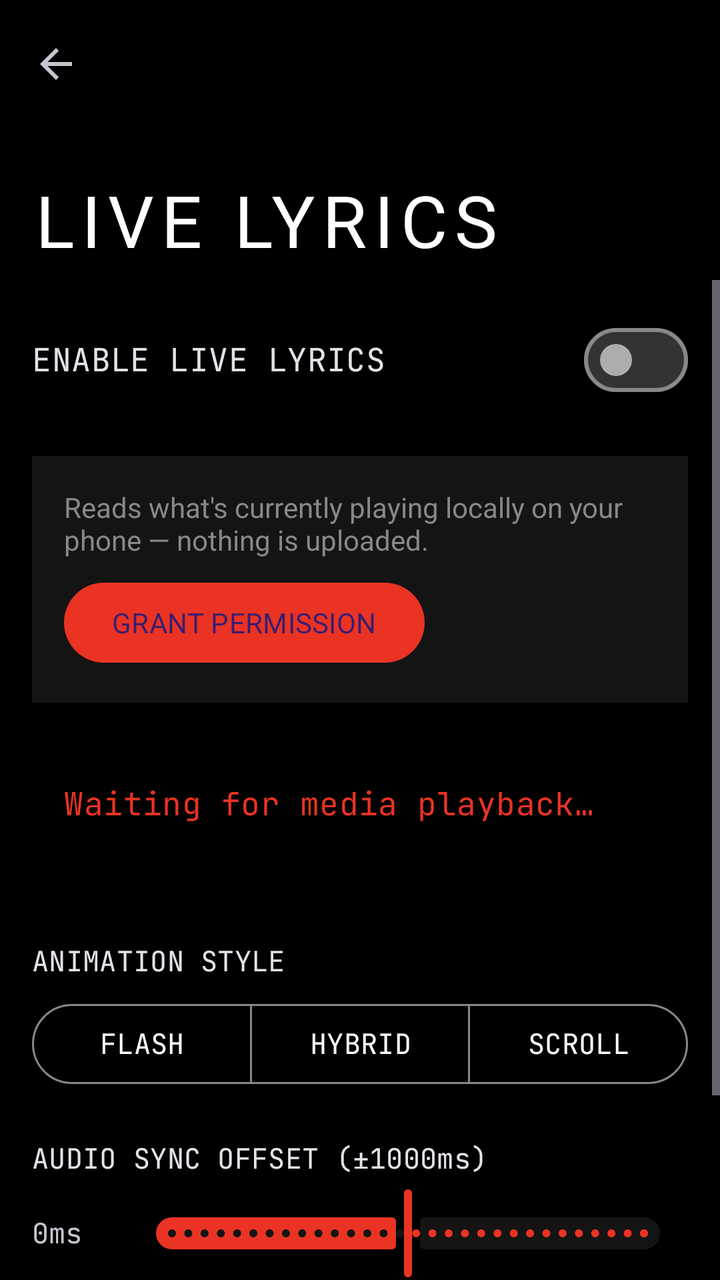
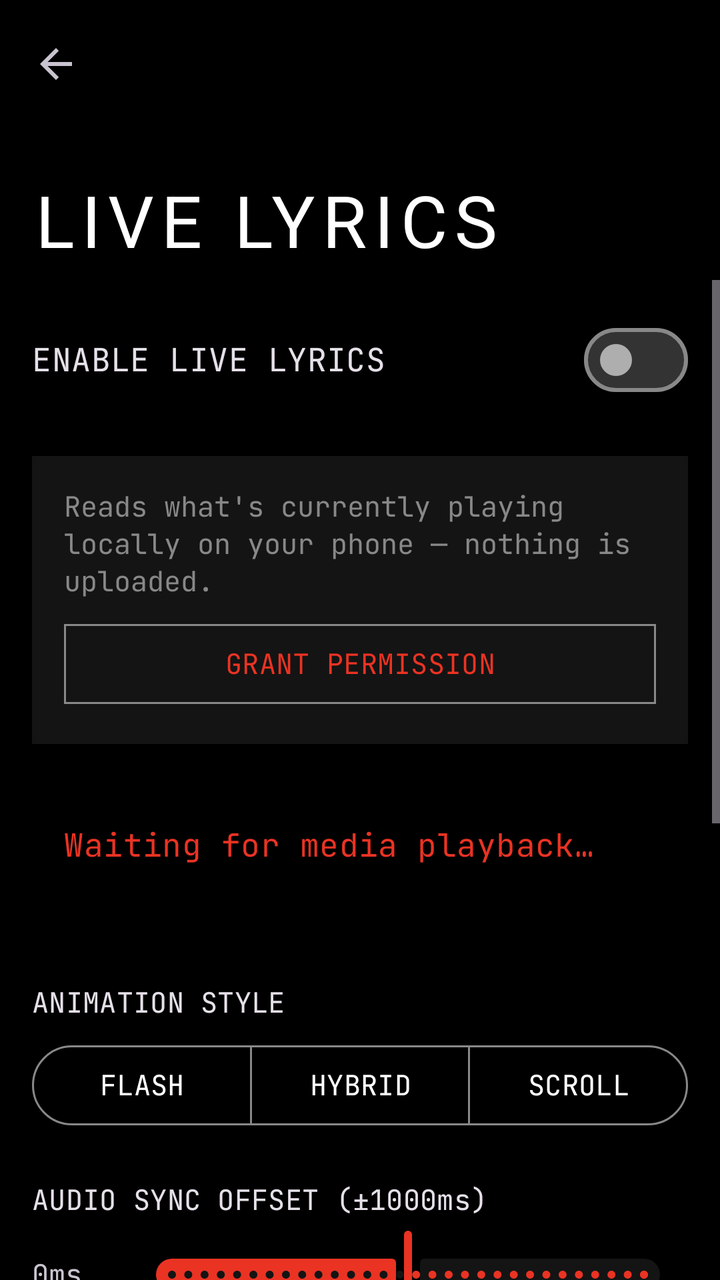

The first picture is an Android layout as it rendered before a commit; the second is the same layout after the commit. The layout source and the unified diff follow.
<!-- AndroidManifest.xml: activity theme Theme.OdysseyGlyph -->
<!-- res/layout/activity_live_lyrics.xml -->
<?xml version="1.0" encoding="utf-8"?>
<androidx.coordinatorlayout.widget.CoordinatorLayout 
    xmlns:android="http://schemas.android.com/apk/res/android"
    xmlns:app="http://schemas.android.com/apk/res-auto"
    android:layout_width="match_parent"
    android:layout_height="match_parent"
    android:background="?android:attr/colorBackground"
    android:fitsSystemWindows="true">

    <com.google.android.material.appbar.AppBarLayout
        android:layout_width="match_parent"
        android:layout_height="140dp"
        android:background="?android:attr/colorBackground"
        android:fitsSystemWindows="true">

        <com.google.android.material.appbar.CollapsingToolbarLayout
            android:layout_width="match_parent"
            android:layout_height="match_parent"
            app:layout_scrollFlags="scroll|exitUntilCollapsed"
            app:collapsedTitleTextAppearance="@style/TextAppearance.Odyssey.CollapsedTitle"
            app:expandedTitleTextAppearance="@style/TextAppearance.Odyssey.ExpandedTitle"
            app:collapsedTitleTextColor="?attr/colorOnSurface"
            app:expandedTitleTextColor="?attr/colorOnSurface"
            app:title="LIVE LYRICS">

            <com.google.android.material.appbar.MaterialToolbar
                android:id="@+id/toolbar"
                android:layout_width="match_parent"
                android:layout_height="?attr/actionBarSize"
                app:navigationIcon="?attr/homeAsUpIndicator"
                app:layout_collapseMode="pin" />
        </com.google.android.material.appbar.CollapsingToolbarLayout>
    </com.google.android.material.appbar.AppBarLayout>

    <ScrollView
        android:id="@+id/scrollView"
        android:layout_width="match_parent"
        android:layout_height="match_parent"
        app:layout_behavior="@string/appbar_scrolling_view_behavior">

        <LinearLayout
            android:layout_width="match_parent"
            android:layout_height="wrap_content"
            android:orientation="vertical"
            android:padding="@dimen/spacing_medium">

            
            <com.google.android.material.materialswitch.MaterialSwitch
                android:id="@+id/switchMaster"
                android:layout_width="match_parent"
                android:layout_height="wrap_content"
                android:text="ENABLE LIVE LYRICS"
                android:fontFamily="@font/jetbrains_mono"
                android:textAppearance="?attr/textAppearanceTitleMedium"
                android:layout_marginBottom="@dimen/spacing_large" />
                
            <LinearLayout
                android:id="@+id/optionsContainer"
                android:layout_width="match_parent"
                android:layout_height="wrap_content"
                android:orientation="vertical">

            
            <LinearLayout
                android:id="@+id/permissionCard"
                android:layout_width="match_parent"
                android:layout_height="wrap_content"
                android:orientation="vertical"
                android:background="?attr/colorSurfaceVariant"
                android:padding="@dimen/spacing_medium"
                android:layout_marginBottom="@dimen/spacing_large">
                
                <TextView
                    android:layout_width="match_parent"
                    android:layout_height="wrap_content"
                    android:text="Reads what's currently playing locally on your phone — nothing is uploaded."
                    android:textColor="?attr/colorOnSurfaceVariant"
                    android:layout_marginBottom="@dimen/spacing_small" />
                    
                <com.google.android.material.button.MaterialButton
                    android:id="@+id/btnGrantPermission"
                    android:layout_width="wrap_content"
                    android:layout_height="wrap_content"
                    android:text="GRANT PERMISSION" />
            </LinearLayout>

            
            <LinearLayout
                android:layout_width="match_parent"
                android:layout_height="wrap_content"
                android:orientation="vertical"
                android:padding="@dimen/spacing_medium"
                android:layout_marginBottom="@dimen/spacing_large">
                
                <ImageView
                    android:id="@+id/ivAlbumArt"
                    android:layout_width="120dp"
                    android:layout_height="120dp"
                    android:layout_gravity="center_horizontal"
                    android:layout_marginBottom="@dimen/spacing_medium"
                    android:scaleType="centerCrop"
                    android:background="#333333"
                    android:visibility="gone" />

                <TextView
                    android:id="@+id/tvStatus"
                    android:layout_width="match_parent"
                    android:layout_height="wrap_content"
                    android:text="Waiting for media playback…"
                    android:fontFamily="@font/jetbrains_mono"
                    android:textAppearance="?attr/textAppearanceTitleMedium"
                    android:textColor="?attr/colorPrimary" />
                    
                <TextView
                    android:id="@+id/tvTrackInfo"
                    android:layout_width="match_parent"
                    android:layout_height="wrap_content"
                    android:text=""
                    android:fontFamily="@font/jetbrains_mono"
                    android:textColor="?attr/colorOnSurfaceVariant" />
            </LinearLayout>

            
            <TextView
                android:layout_width="wrap_content"
                android:layout_height="wrap_content"
                android:text="ANIMATION STYLE"
                android:fontFamily="@font/jetbrains_mono"
                android:textAppearance="?attr/textAppearanceLabelLarge"
                android:layout_marginBottom="@dimen/spacing_small" />

            <com.google.android.material.button.MaterialButtonToggleGroup
                android:id="@+id/toggleAnimation"
                android:layout_width="match_parent"
                android:layout_height="wrap_content"
                app:singleSelection="true"
                app:selectionRequired="true"
                android:layout_marginBottom="@dimen/spacing_large">

                <com.google.android.material.button.MaterialButton
                    android:id="@+id/btnAnimFlash"
                    style="?attr/materialButtonOutlinedStyle"
                    android:layout_width="0dp"
                    android:layout_height="wrap_content"
                    android:layout_weight="1"
                    android:text="FLASH"
                    android:fontFamily="@font/jetbrains_mono" />

                <com.google.android.material.button.MaterialButton
                    android:id="@+id/btnAnimHybrid"
                    style="?attr/materialButtonOutlinedStyle"
                    android:layout_width="0dp"
                    android:layout_height="wrap_content"
                    android:layout_weight="1"
                    android:text="HYBRID"
                    android:fontFamily="@font/jetbrains_mono" />

                <com.google.android.material.button.MaterialButton
                    android:id="@+id/btnAnimScroll"
                    style="?attr/materialButtonOutlinedStyle"
                    android:layout_width="0dp"
                    android:layout_height="wrap_content"
                    android:layout_weight="1"
                    android:text="SCROLL"
                    android:fontFamily="@font/jetbrains_mono" />
            </com.google.android.material.button.MaterialButtonToggleGroup>

            
            <TextView
                android:layout_width="wrap_content"
                android:layout_height="wrap_content"
                android:text="AUDIO SYNC OFFSET (±1000ms)"
                android:fontFamily="@font/jetbrains_mono"
                android:textAppearance="?attr/textAppearanceLabelLarge"
                android:layout_marginBottom="4dp" />
                
            <LinearLayout
                android:layout_width="match_parent"
                android:layout_height="wrap_content"
                android:orientation="horizontal"
                android:gravity="center_vertical"
                android:layout_marginBottom="@dimen/spacing_large">
                
                <TextView
                    android:id="@+id/tvSyncOffset"
                    android:layout_width="48dp"
                    android:layout_height="wrap_content"
                    android:text="0ms"
                    android:fontFamily="@font/jetbrains_mono"
                    android:textAlignment="center" />
                    
                <com.google.android.material.slider.Slider
                    android:id="@+id/sliderSync"
                    android:layout_width="0dp"
                    android:layout_height="wrap_content"
                    android:layout_weight="1"
                    android:valueFrom="-1000.0"
                    android:valueTo="1000.0"
                    android:stepSize="50.0"
                    android:value="0.0" />
            </LinearLayout>

            
            <TextView
                android:layout_width="wrap_content"
                android:layout_height="wrap_content"
                android:text="TYPOGRAPHY"
                android:fontFamily="@font/jetbrains_mono"
                android:textAppearance="?attr/textAppearanceLabelLarge"
                android:layout_marginBottom="@dimen/spacing_small" />

            <com.google.android.material.button.MaterialButtonToggleGroup
                android:id="@+id/toggleTypography"
                android:layout_width="match_parent"
                android:layout_height="wrap_content"
                app:singleSelection="true"
                app:selectionRequired="true"
                android:layout_marginBottom="@dimen/spacing_large">

                <com.google.android.material.button.MaterialButton
                    android:id="@+id/btnSmooth"
                    style="?attr/materialButtonOutlinedStyle"
                    android:layout_width="0dp"
                    android:layout_height="wrap_content"
                    android:layout_weight="1"
                    android:text="SMOOTH"
                    android:fontFamily="@font/jetbrains_mono" />

                <com.google.android.material.button.MaterialButton
                    android:id="@+id/btnBlocky"
                    style="?attr/materialButtonOutlinedStyle"
                    android:layout_width="0dp"
                    android:layout_height="wrap_content"
                    android:layout_weight="1"
                    android:text="BLOCKY"
                    android:fontFamily="@font/jetbrains_mono" />

                <com.google.android.material.button.MaterialButton
                    android:id="@+id/btnPixel"
                    style="?attr/materialButtonOutlinedStyle"
                    android:layout_width="0dp"
                    android:layout_height="wrap_content"
                    android:layout_weight="1"
                    android:text="PIXEL"
                    android:fontFamily="@font/jetbrains_mono" />
            </com.google.android.material.button.MaterialButtonToggleGroup>
            
            <com.google.android.material.button.MaterialButton
                android:id="@+id/btnOpenManager"
                style="@style/Widget.Material3.Button.OutlinedButton"
                android:layout_width="match_parent"
                android:layout_height="wrap_content"
                android:text="OPEN GLYPH TOYS MANAGER"
                android:fontFamily="@font/jetbrains_mono"
                app:cornerRadius="0dp"
                android:paddingVertical="12dp"
                android:layout_marginBottom="@dimen/spacing_large" />
                
            
            <Space
                android:layout_width="match_parent"
                android:layout_height="100dp" />
            
            </LinearLayout>
        </LinearLayout>
    </ScrollView>
</androidx.coordinatorlayout.widget.CoordinatorLayout>
<!-- resources referenced by this layout -->
<resources>
  <dimen name="spacing_large">24dp</dimen>
  <dimen name="spacing_medium">16dp</dimen>
  <dimen name="spacing_small">8dp</dimen>
  <style name="TextAppearance.Odyssey.CollapsedTitle" parent="TextAppearance.Material3.TitleLarge">
          <item name="android:fontFamily">@font/ndot57</item>
          <item name="android:textSize">28sp</item>
          <item name="android:letterSpacing">0.1</item>
      </style>
  <style name="TextAppearance.Odyssey.ExpandedTitle" parent="TextAppearance.Material3.DisplayMedium">
          <item name="android:fontFamily">@font/ndot57</item>
          <item name="android:textSize">36sp</item>
          <item name="android:letterSpacing">0.1</item>
      </style>
  <style name="Theme.OdysseyGlyph" parent="Theme.Material3.Dark.NoActionBar">
          
          <item name="colorPrimary">@color/colorPrimary</item>
          <item name="colorSecondary">@color/colorSecondary</item>
          <item name="colorTertiary">@color/colorSurfaceVariant</item>
          <item name="colorSurface">@color/colorSurface</item>
          <item name="colorSurfaceVariant">@color/colorSurfaceVariant</item>
          <item name="android:colorBackground">@color/colorBackground</item>
          <item name="colorOnSurface">@color/colorOnSurface</item>
          <item name="colorOnSurfaceVariant">@color/colorOnSurfaceVariant</item>
          <item name="colorError">@color/colorError</item>
          
          
          <item name="colorPrimaryContainer">@color/colorPrimary</item>
          <item name="colorOnPrimaryContainer">@color/colorBackground</item>
          <item name="colorSecondaryContainer">@color/colorSurfaceVariant</item>
          <item name="colorOnSecondaryContainer">@color/colorOnSurface</item>
          <item name="colorTertiaryContainer">@color/colorSurfaceVariant</item>
          <item name="colorOutline">@color/colorOnSurfaceVariant</item>
          
          
          <item name="android:statusBarColor">@android:color/transparent</item>
          <item name="android:navigationBarColor">@android:color/transparent</item>
          
          
          <item name="shapeAppearanceSmallComponent">@style/ShapeAppearance.Odyssey.Sharp</item>
          <item name="shapeAppearanceMediumComponent">@style/ShapeAppearance.Odyssey.Sharp</item>
          <item name="shapeAppearanceLargeComponent">@style/ShapeAppearance.Odyssey.Sharp</item>
          
          
          <item name="android:fontFamily">sans-serif</item>
          
          <item name="materialSwitchStyle">@style/Widget.Odyssey.MaterialSwitch</item>
      </style>
  <color name="colorPrimary">#EA3323</color>
  <color name="colorSecondary">#FFFFFF</color>
  <color name="colorSurfaceVariant">#141414</color>
  <color name="colorSurface">#0A0A0A</color>
  <color name="colorBackground">#000000</color>
  <color name="colorOnSurface">#FFFFFF</color>
  <color name="colorOnSurfaceVariant">#888888</color>
  <color name="colorError">#EA3323</color>
  <style name="ShapeAppearance.Odyssey.Sharp" parent="ShapeAppearance.Material3.SmallComponent">
          <item name="cornerFamily">rounded</item>
          <item name="cornerSize">2dp</item>
      </style>
  <style name="Widget.Odyssey.MaterialSwitch" parent="Widget.Material3.CompoundButton.MaterialSwitch">
          <item name="trackTint">@color/switch_track_selector</item>
          <item name="thumbTint">@color/switch_thumb_selector</item>
          <item name="thumbIcon">@empty</item>
      </style>
</resources>

<!-- the commit's change to res/layout/activity_live_lyrics.xml (unified diff, before → after) -->
@@ -74,13 +74,17 @@
                     android:layout_width="match_parent"
                     android:layout_height="wrap_content"
                     android:text="Reads what's currently playing locally on your phone — nothing is uploaded."
+                    android:fontFamily="@font/jetbrains_mono"
                     android:textColor="?attr/colorOnSurfaceVariant"
                     android:layout_marginBottom="@dimen/spacing_small" />
                     
                 <com.google.android.material.button.MaterialButton
                     android:id="@+id/btnGrantPermission"
-                    android:layout_width="wrap_content"
-                    android:layout_height="wrap_content"
+                    style="?attr/materialButtonOutlinedStyle"
+                    android:layout_width="match_parent"
+                    android:layout_height="wrap_content"
+                    app:cornerRadius="0dp"
+                    android:fontFamily="@font/jetbrains_mono"
                     android:text="GRANT PERMISSION" />
             </LinearLayout>
 
@@ -244,6 +248,33 @@
                     android:text="PIXEL"
                     android:fontFamily="@font/jetbrains_mono" />
             </com.google.android.material.button.MaterialButtonToggleGroup>
+
+            
+            <com.google.android.material.materialswitch.MaterialSwitch
+                android:id="@+id/switchFallback"
+                android:layout_width="match_parent"
+                android:layout_height="wrap_content"
+                android:text="FALLBACK VISUALIZER"
+                android:fontFamily="@font/jetbrains_mono"
+                android:textAppearance="?attr/textAppearanceLabelLarge"
+                android:layout_marginBottom="@dimen/spacing_small" />
+                
+            <TextView
+                android:id="@+id/tvFallbackDesc"
+                android:layout_width="match_parent"
+                android:layout_height="wrap_content"
+                android:text="Keeps the matrix alive with a dynamic animation when a song is playing but no lyrics are available."
+                android:textColor="?attr/colorOnSurfaceVariant"
+                android:layout_marginBottom="@dimen/spacing_small" />
+                
+            <com.google.android.material.button.MaterialButton
+                android:id="@+id/btnCustomizeFallback"
+                style="?attr/materialButtonOutlinedStyle"
+                android:layout_width="match_parent"
+                android:layout_height="wrap_content"
+                android:text="CUSTOMIZE FALLBACK VISUAL"
+                android:fontFamily="@font/jetbrains_mono"
+                android:layout_marginBottom="@dimen/spacing_large" />
             
             <com.google.android.material.button.MaterialButton
                 android:id="@+id/btnOpenManager"
@@ -257,6 +288,42 @@
                 android:layout_marginBottom="@dimen/spacing_large" />
                 
             
+            <LinearLayout
+                android:id="@+id/layoutAlwaysOnMode"
+                android:layout_width="match_parent"
+                android:layout_height="wrap_content"
+                android:orientation="vertical"
+                android:background="?attr/colorSurfaceVariant"
+                android:padding="@dimen/spacing_medium"
+                android:layout_marginBottom="@dimen/spacing_large">
+                
+                <TextView
+                    android:layout_width="wrap_content"
+                    android:layout_height="wrap_content"
+                    android:text="ALWAYS ON MODE (OPTIONAL)"
+                    android:fontFamily="@font/jetbrains_mono"
+                    android:textAppearance="?attr/textAppearanceLabelLarge"
+                    android:layout_marginBottom="@dimen/spacing_small"
+                    android:textColor="?attr/colorPrimary" />
+
+                <TextView
+                    android:layout_width="match_parent"
+                    android:layout_height="wrap_content"
+                    android:text="Nothing OS enforces a 10-minute maximum timeout on all Glyph Toys. To bypass this and run Live Lyrics indefinitely, use the Quick Settings Tile from your notification dropdown."
+                    android:textColor="?attr/colorOnSurfaceVariant"
+                    android:layout_marginBottom="@dimen/spacing_medium" />
+                    
+                <com.google.android.material.button.MaterialButton
+                    android:id="@+id/btnAddTile"
+                    style="?attr/materialButtonOutlinedStyle"
+                    android:layout_width="match_parent"
+                    android:layout_height="wrap_content"
+                    app:cornerRadius="0dp"
+                    android:fontFamily="@font/jetbrains_mono"
+                    android:text="ADD QUICK SETTINGS TILE" />
+            </LinearLayout>
+                
+            
             <Space
                 android:layout_width="match_parent"
                 android:layout_height="100dp" />
